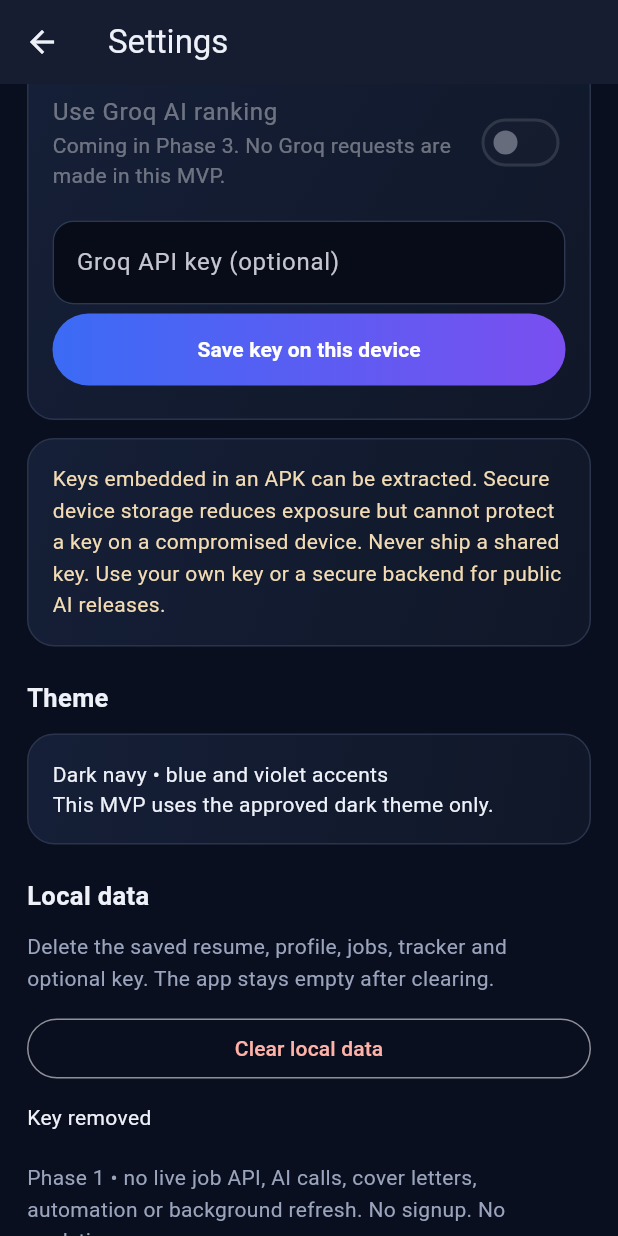
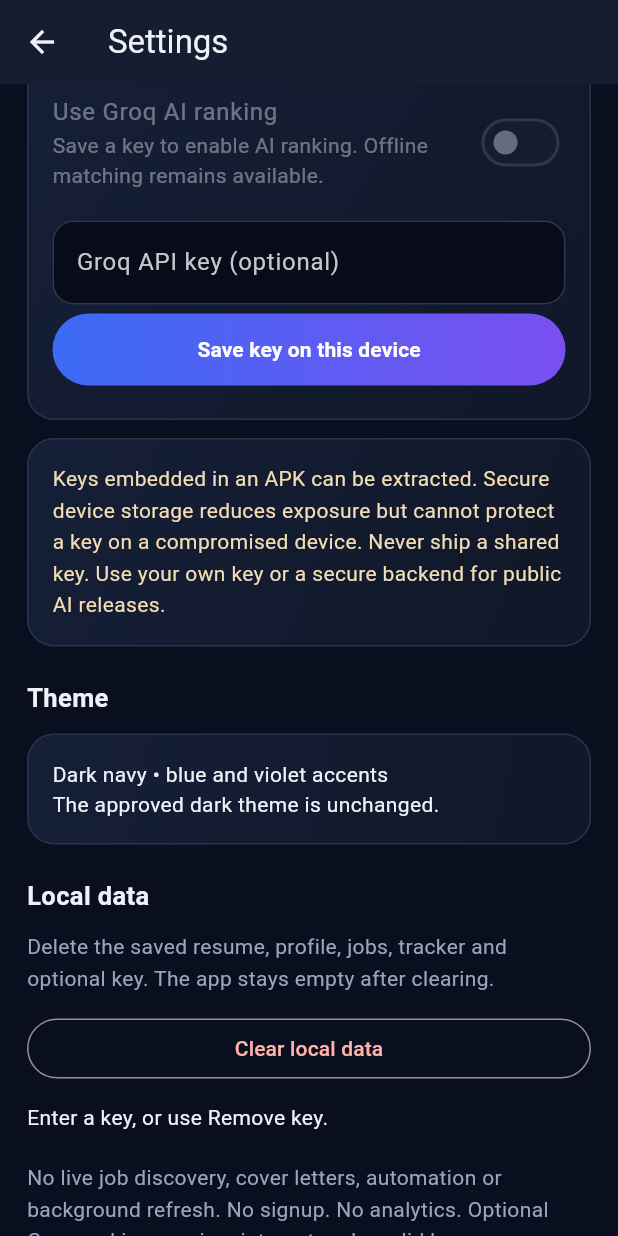
Before and after one commit to frances09f-lgtm/jobpilot-ai, a Flutter app: the SettingsScreen screen opened directly, scrolled down 144 dp, after a tap on "Save key on this device", on a phone screen of 412 x 824 dp. Run offline on Flutter 3.47's test engine with Material 3 defaults, Android fonts, the phone set to English and light mode, and no system bars; our stand-ins replace file_picker, flutter_riverpod, flutter_secure_storage, sqflite; missing offline and left inert: pdfrx; accounts and stored records are empty.

Commit message:
Enable optional Groq ranking with secure local keys and safe offline fallback

```diff
--- /dev/null
+++ b/lib/app/ai_settings_controller.dart
@@ -0,0 +1,55 @@
+import 'package:flutter_riverpod/flutter_riverpod.dart';
+import 'package:flutter_secure_storage/flutter_secure_storage.dart';
+import '../core/groq_matching_service.dart';
+
+abstract class DeviceKeyStore {
+  Future<String?> read(String key);
+  Future<void> write(String key, String value);
+  Future<void> delete(String key);
+}
+class SecureDeviceKeyStore implements DeviceKeyStore {
+  final _storage = const FlutterSecureStorage();
+  @override
+  Future<String?> read(String key) => _storage.read(key: key);
+  @override
+  Future<void> write(String key, String value) => _storage.write(key: key, value: value);
+  @override
+  Future<void> delete(String key) => _storage.delete(key: key);
+}
+final deviceKeyStoreProvider = Provider<DeviceKeyStore>((ref) => SecureDeviceKeyStore());
+final groqServiceProvider = Provider<GroqMatchingService>((ref) {
+  final service = GroqMatchingService();
+  ref.onDispose(service.close);
+  return service;
+});
+class AiSettings {
+  const AiSettings({this.hasKey = false, this.enabled = false});
+  final bool hasKey, enabled;
+}
+final aiSettingsProvider = AsyncNotifierProvider<AiSettingsController, AiSettings>(AiSettingsController.new);
+class AiSettingsController extends AsyncNotifier<AiSettings> {
+  DeviceKeyStore get store => ref.read(deviceKeyStoreProvider);
+  @override
+  Future<AiSettings> build() async {
+    final key = await store.read('groq_api_key');
+    final enabled = await store.read('groq_enabled') == 'true';
+    return AiSettings(hasKey: (key ?? '').trim().isNotEmpty, enabled: enabled && (key ?? '').trim().isNotEmpty);
+  }
+  Future<String> readKey() async => (await store.read('groq_api_key') ?? '').trim();
+  Future<void> saveKey(String value) async {
+    final key = value.trim();
+    if (key.isEmpty) {
+      await store.delete('groq_api_key');
+      await store.delete('groq_enabled');
+      state = const AsyncData(AiSettings());
+    } else {
+      await store.write('groq_api_key', key);
+      state = AsyncData(AiSettings(hasKey: true, enabled: state.value?.enabled ?? false));
+    }
+  }
+  Future<void> setEnabled(bool enabled) async {
+    final hasKey = (await readKey()).isNotEmpty;
+    await store.write('groq_enabled', '${enabled && hasKey}');
+    state = AsyncData(AiSettings(hasKey: hasKey, enabled: enabled && hasKey));
+  }
+}
--- a/lib/features/settings_screen.dart
+++ b/lib/features/settings_screen.dart
@@ -1,7 +1,7 @@
 import 'package:flutter/material.dart';
 import 'package:flutter_riverpod/flutter_riverpod.dart';
-import 'package:flutter_secure_storage/flutter_secure_storage.dart';
 import '../app/app_controller.dart';
+import '../app/ai_settings_controller.dart';
 import 'ui_components.dart';
 
 class SettingsScreen extends ConsumerStatefulWidget {
@@ -12,49 +12,62 @@
 }
 class _SettingsScreenState extends ConsumerState<SettingsScreen> {
   final keyController = TextEditingController();
-  final storage = const FlutterSecureStorage();
-  bool busy = true;
+  bool busy = false;
   String? message;
   @override
-  void initState() { super.initState(); _load(); }
-  Future<void> _load() async {
-    try { final key = await storage.read(key: 'groq_api_key'); if (mounted) keyController.text = key ?? ''; }
-    catch (e) { if (mounted) message = 'Could not read secure storage: $e'; }
+  void dispose() { keyController.dispose(); super.dispose(); }
+  Future<void> _run(Future<void> Function() action) async {
+    setState(() => busy = true);
+    try { await action(); }
+    catch (_) { if (mounted) message = 'Could not complete this action. Your local data is still available.'; }
     finally { if (mounted) setState(() => busy = false); }
   }
   @override
-  void dispose() { keyController.dispose(); super.dispose(); }
-  @override
   Widget build(BuildContext context) {
-
-      final body = ListView(padding: const EdgeInsets.all(18), children: [
-      const ScreenTitle(title: 'Settings', subtitle: 'Matching works without AI. Your data stays on this device.'),
-              PilotCard(child: Column(crossAxisAlignment: CrossAxisAlignment.start, children: [
-        const SwitchListTile(contentPadding: EdgeInsets.zero, value: false, onChanged: null, title: Text('Use Groq AI ranking'), subtitle: Text('Coming in Phase 3. No Groq requests are made in this MVP.')),
-        const SizedBox(height: 12), TextField(controller: keyController, obscureText: true, enableSuggestions: false, autocorrect: false, decoration: const InputDecoration(labelText: 'Groq API key (optional)', hintText: 'Stored locally, not used in Phase 1')),
-        GradientButton(label: busy ? 'Please wait...' : 'Save key on this device', onPressed: busy ? null : () async {
-          setState(() => busy = true);
-          try {
-            final key = keyController.text.trim();
-            if (key.isEmpty) { await storage.delete(key: 'groq_api_key'); } else { await storage.write(key: 'groq_api_key', value: key); }
-            if (mounted) message = key.isEmpty ? 'Key removed' : 'Saved locally. No AI calls enabled.';
-          } catch (e) { if (mounted) message = 'Could not save key: $e'; }
-          finally { if (mounted) setState(() => busy = false); }
-        }),
+    final asyncConfig = ref.watch(aiSettingsProvider);
+    final config = asyncConfig.value ?? const AiSettings();
+    final disabled = busy || asyncConfig.isLoading || asyncConfig.hasError;
+    final groqMessage = ref.watch(appProvider).value?.groqMessage ?? '';
+    final body = ListView(padding: const EdgeInsets.all(18), children: [
+      const ScreenTitle(title: 'Settings', subtitle: 'Offline matching always works. AI is optional and uses your own key.'),
+      PilotCard(child: Column(crossAxisAlignment: CrossAxisAlignment.start, children: [
+        SwitchListTile(key: const ValueKey('groq-toggle'), contentPadding: EdgeInsets.zero, value: config.enabled, onChanged: disabled || !config.hasKey ? null : (value) => _run(() async {
+          await ref.read(aiSettingsProvider.notifier).setEnabled(value);
+          await ref.read(appProvider.notifier).refreshMatching();
+          if (mounted) message = value ? 'AI ranking enabled. See the result below.' : 'AI disabled. Offline matches restored.';
+        }), title: const Text('Use Groq AI ranking'), subtitle: Text(config.hasKey ? 'Sends only skills, target roles, location and saved job text to Groq when enabled. No name, email, phone or resume file is sent.' : 'Save a key to enable AI ranking. Offline matching remains available.')),
+        const SizedBox(height: 12), TextField(key: const ValueKey('groq-key'), controller: keyController, obscureText: true, enableSuggestions: false, autocorrect: false, decoration: InputDecoration(labelText: 'Groq API key (optional)', hintText: config.hasKey ? 'Key saved securely. Enter a replacement.' : 'Enter your own Groq key')),
+        GradientButton(label: busy ? 'Please wait...' : 'Save key on this device', onPressed: disabled ? null : () => _run(() async {
+          if (keyController.text.trim().isEmpty) { if (mounted) message = 'Enter a key, or use Remove key.'; return; }
+          await ref.read(aiSettingsProvider.notifier).saveKey(keyController.text);
+          keyController.clear();
+          if (mounted) message = 'Key saved on this device. Turn on AI ranking to use it.';
+        })),
+        if (config.hasKey) TextButton(onPressed: disabled ? null : () => _run(() async {
+          await ref.read(aiSettingsProvider.notifier).saveKey('');
+          keyController.clear();
+          await ref.read(appProvider.notifier).refreshMatching();
+          if (mounted) message = 'Key removed. Offline matching is active.';
+        }), child: const Text('Remove key')),
+        if (config.enabled) OutlinedButton(onPressed: disabled ? null : () => _run(() async { await ref.read(appProvider.notifier).refreshMatching(); }), child: const Text('Refresh AI matches')),
+        if (asyncConfig.hasError) TextButton(onPressed: () => ref.invalidate(aiSettingsProvider), child: const Text('Could not read secure storage. Retry')),
+        if (groqMessage.isNotEmpty) Padding(padding: const EdgeInsets.only(top: 12), child: Text(groqMessage, key: const ValueKey('groq-result'))),
       ])),
       const PilotCard(child: Text('Keys embedded in an APK can be extracted. Secure device storage reduces exposure but cannot protect a key on a compromised device. Never ship a shared key. Use your own key or a secure backend for public AI releases.', style: TextStyle(color: Color(0xFFF3DCB4), height: 1.5))),
-      sectionHeading('Theme'), const PilotCard(child: Text('Dark navy • blue and violet accents\nThis MVP uses the approved dark theme only.')),
+      sectionHeading('Theme'), const PilotCard(child: Text('Dark navy • blue and violet accents\nThe approved dark theme is unchanged.')),
       sectionHeading('Local data'), const Text('Delete the saved resume, profile, jobs, tracker and optional key. The app stays empty after clearing.', style: TextStyle(color: muted, height: 1.5)),
-      const SizedBox(height: 12), OutlinedButton(onPressed: busy ? null : () async {
+      const SizedBox(height: 12), OutlinedButton(onPressed: disabled ? null : () async {
         final yes = await showDialog<bool>(context: context, builder: (dialogContext) => AlertDialog(title: const Text('Clear local data?'), content: const Text('This removes your original resume, profile, status history and Groq key from this app. This cannot be undone.'), actions: [TextButton(onPressed: () => Navigator.pop(dialogContext, false), child: const Text('Cancel')), FilledButton(onPressed: () => Navigator.pop(dialogContext, true), child: const Text('Delete'))]));
-        if (yes != true) return;
-        setState(() => busy = true);
-        try { await ref.read(appProvider.notifier).clearAll(); await storage.delete(key: 'groq_api_key'); keyController.clear(); if (mounted) message = 'Local data cleared'; }
-        catch (e) { if (mounted) message = 'Could not clear all data: $e'; }
-        finally { if (mounted) setState(() => busy = false); }
+        if (yes != true || !mounted) return;
+        await _run(() async {
+          await ref.read(appProvider.notifier).clearAll();
+          await ref.read(aiSettingsProvider.notifier).saveKey('');
+          keyController.clear();
+          if (mounted) message = 'Local data cleared';
+        });
       }, child: const Text('Clear local data', style: TextStyle(color: Color(0xFFFFB3A8)))),
       if (message != null) Padding(padding: const EdgeInsets.only(top: 12), child: Text(message!)),
-      const SizedBox(height: 20), const Text('Phase 1 • no live job API, AI calls, cover letters, automation or background refresh. No signup. No analytics.', style: TextStyle(color: muted, height: 1.5)),
+      const SizedBox(height: 20), const Text('No live job discovery, cover letters, automation or background refresh. No signup. No analytics. Optional Groq ranking requires internet and a valid key.', style: TextStyle(color: muted, height: 1.5)),
     ]);
     return widget.embedded ? body : Scaffold(appBar: AppBar(title: const Text('Settings')), body: body);
   }
--- a/pubspec.yaml
+++ b/pubspec.yaml
@@ -1,7 +1,7 @@
 name: jobpilot_ai
 description: Offline-first resume matching and application tracker.
 publish_to: none
-version: 0.1.0+3
+version: 0.1.1+4
 environment:
   sdk: '>=3.13.0 <4.0.0'
 dependencies:
@@ -17,6 +17,7 @@
   xml: ^7.0.1
   url_launcher: ^6.3.3
   flutter_secure_storage: ^11.2.0
+  http: ^1.6.0
 dev_dependencies:
   flutter_test:
     sdk: flutter
```
Also changed, not shown: lib/app/app_controller.dart (+27 -4 lines), lib/core/groq_matching_service.dart (added, +90 -0 lines), 3 other files.
